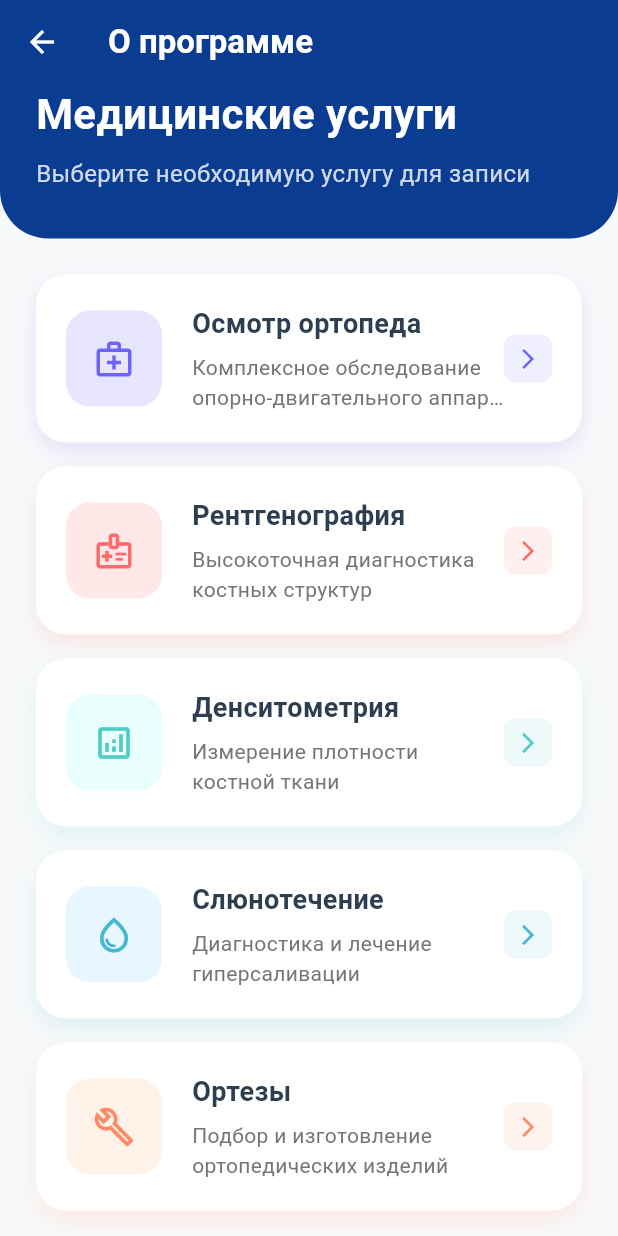
After one commit to SeVaSe/neuro_control, a Flutter app: the MenuPage screen opened directly, on a phone screen of 412 x 824 dp. The commit adds this screen. Run offline on Flutter 3.47's test engine with Material 3 defaults, Android fonts, the phone set to English and light mode, and no system bars; our stand-ins replace flutter_svg, shared_preferences, sqflite; accounts and stored records are empty; Roboto replaces fonts that are missing (Tinos, TinosBold).

Commit message:
поправил главное меню

```diff
--- a/lib/assets/data/texts/strings.dart
+++ b/lib/assets/data/texts/strings.dart
@@ -24,4 +24,6 @@ class AppStrings {
   static const String buttonStorageAboutString = 'Хранилище';
   static const String textDecriptionAboutString = 'NeuroOrto.control — умное приложение, созданное для поддержки родителей детей с ДЦП в повседневной жизни и процессе реабилитации. Оно помогает наблюдать за состоянием ребёнка, хранить медицинские документы и рентгены, получать справочную информацию, фиксировать развитие моторики и не забывать о приёмах и процедурах. Всё это делает заботу более осознанной и уверенной';
 
+  //tree
+  static const String buttonTreeString = 'Дерево диагностики';
 }
--- /dev/null
+++ b/lib/presentation/basic/menu_diagnostics.dart
@@ -0,0 +1,518 @@
+import 'package:flutter/material.dart';
+import 'package:flutter/services.dart';
+import '../../assets/colors/app_colors.dart';
+import '../../assets/data/texts/strings.dart';
+
+class MenuPage extends StatefulWidget {
+  const MenuPage({Key? key}) : super(key: key);
+
+  @override
+  State<MenuPage> createState() => _MenuPageState();
+}
+
+class _MenuPageState extends State<MenuPage> with TickerProviderStateMixin {
+  late AnimationController _animationController;
+  late Animation<double> _fadeAnimation;
+
+  @override
+  void initState() {
+    super.initState();
+    _animationController = AnimationController(
+      duration: const Duration(milliseconds: 1000),
+      vsync: this,
+    );
+    _fadeAnimation = Tween<double>(
+      begin: 0.0,
+      end: 1.0,
+    ).animate(CurvedAnimation(
+      parent: _animationController,
+      curve: Curves.easeOutCubic,
+    ));
+    _animationController.forward();
+  }
+
+  @override
+  void dispose() {
+    _animationController.dispose();
+    super.dispose();
+  }
+
+  final List<MenuItemData> menuItems = [
+    MenuItemData(
+      title: 'Осмотр ортопеда',
+      description: 'Комплексное обследование опорно-двигательного аппарата',
+      iconData: Icons.medical_services_outlined,
+      color: const Color(0xFF6C63FF),
+      lightColor: const Color(0xFFE8E6FF),
+    ),
+    MenuItemData(
+      title: 'Рентгенография',
+      description: 'Высокоточная диагностика костных структур',
+      iconData: Icons.medical_information_outlined,
+      color: const Color(0xFFFF6B6B),
+      lightColor: const Color(0xFFFFE8E8),
+    ),
+    MenuItemData(
+      title: 'Денситометрия',
+      description: 'Измерение плотности костной ткани',
+      iconData: Icons.analytics_outlined,
+      color: const Color(0xFF4ECDC4),
+      lightColor: const Color(0xFFE8FFFD),
+    ),
+    MenuItemData(
+      title: 'Слюнотечение',
+      description: 'Диагностика и лечение гиперсаливации',
+      iconData: Icons.water_drop_outlined,
+      color: const Color(0xFF45B7D1),
+      lightColor: const Color(0xFFE8F7FF),
+    ),
+    MenuItemData(
+      title: 'Ортезы',
+      description: 'Подбор и изготовление ортопедических изделий',
+      iconData: Icons.build_outlined,
+      color: const Color(0xFFFF8A65),
+      lightColor: const Color(0xFFFFF2E8),
+    ),
+  ];
+
+  @override
+  Widget build(BuildContext context) {
+    return Scaffold(
+      backgroundColor: const Color(0xFFF8F9FA),
+      appBar: AppBar(
+        backgroundColor: AppColors.primaryColor,
+        iconTheme: const IconThemeData(
+          color: AppColors.thirdColor,
+        ),
+        title: const Text(
+          AppStrings.buttonStartAboutString,
+          style: TextStyle(
+            fontWeight: FontWeight.bold,
+            fontFamily: 'TinosBold',
+            color: AppColors.thirdColor,
+          ),
+        ),
+        elevation: 0,
+        systemOverlayStyle: const SystemUiOverlayStyle(
+          statusBarColor: Colors.transparent,
+          statusBarIconBrightness: Brightness.light,
+        ),
+      ),
+      body: FadeTransition(
+        opacity: _fadeAnimation,
+        child: CustomScrollView(
+          physics: const BouncingScrollPhysics(),
+          slivers: [
+            // Header section
+            SliverToBoxAdapter(
+              child: Container(
+                decoration: BoxDecoration(
+                  color: AppColors.primaryColor,
+                  borderRadius: const BorderRadius.only(
+                    bottomLeft: Radius.circular(32),
+                    bottomRight: Radius.circular(32),
+                  ),
+                ),
+                child: Padding(
+                  padding: const EdgeInsets.fromLTRB(24, 0, 24, 32),
+                  child: Column(
+                    crossAxisAlignment: CrossAxisAlignment.start,
+                    children: [
+                      Text(
+                        'Медицинские услуги',
+                        style: TextStyle(
+                          fontSize: 28,
+                          fontWeight: FontWeight.bold,
+                          color: AppColors.thirdColor,
+                          fontFamily: 'TinosBold',
+                        ),
+                      ),
+                      const SizedBox(height: 8),
+                      Text(
+                        'Выберите необходимую услугу для записи',
+                        style: TextStyle(
+                          fontSize: 16,
+                          color: AppColors.thirdColor.withOpacity(0.8),
+                          fontWeight: FontWeight.w400,
+                        ),
+                      ),
+                    ],
+                  ),
+                ),
+              ),
+            ),
+
+            // Menu items
+            SliverPadding(
+              padding: const EdgeInsets.all(24.0),
+              sliver: SliverList(
+                delegate: SliverChildBuilderDelegate(
+                      (context, index) {
+                    return AnimatedBuilder(
+                      animation: _animationController,
+                      builder: (context, child) {
+                        final slideAnimation = Tween<Offset>(
+                          begin: const Offset(0, 0.3),
+                          end: Offset.zero,
+                        ).animate(CurvedAnimation(
+                          parent: _animationController,
+                          curve: Interval(
+                            index * 0.1,
+                            0.7 + (index * 0.1),
+                            curve: Curves.easeOutCubic,
+                          ),
+                        ));
+
+                        final opacityAnimation = Tween<double>(
+                          begin: 0.0,
+                          end: 1.0,
+                        ).animate(CurvedAnimation(
+                          parent: _animationController,
+                          curve: Interval(
+                            index * 0.1,
+                            0.7 + (index * 0.1),
+                            curve: Curves.easeOut,
+                          ),
+                        ));
+
+                        return SlideTransition(
+                          position: slideAnimation,
+                          child: FadeTransition(
+                            opacity: opacityAnimation,
+                            child: Padding(
+                              padding: const EdgeInsets.only(bottom: 16.0),
+                              child: MenuCard(
+                                item: menuItems[index],
+                                onTap: () => _navigateToPage(context, menuItems[index]),
+                              ),
+                            ),
+                          ),
+                        );
+                      },
+                    );
+                  },
+                  childCount: menuItems.length,
+                ),
+              ),
+            ),
+          ],
+        ),
+      ),
+    );
+  }
+
+  void _navigateToPage(BuildContext context, MenuItemData item) {
+    if (!mounted) return; // Проверяем, что виджет все еще активен
+
+    Navigator.push(
+      context,
+      PageRouteBuilder(
+        pageBuilder: (context, animation, secondaryAnimation) =>
+            PlaceholderPage(item: item),
+        transitionsBuilder: (context, animation, secondaryAnimation, child) {
+          const begin = Offset(1.0, 0.0);
+          const end = Offset.zero;
+          const curve = Curves.easeInOutCubic;
+
+          var tween = Tween(begin: begin, end: end).chain(
+            CurveTween(curve: curve),
+          );
+
+          return SlideTransition(
+            position: animation.drive(tween),
+            child: FadeTransition(
+              opacity: animation,
+              child: child,
+            ),
+          );
+        },
+        transitionDuration: const Duration(milliseconds: 300),
+      ),
+    );
+  }
+}
+
+class MenuCard extends StatefulWidget {
+  final MenuItemData item;
+  final VoidCallback onTap;
+
+  const MenuCard({
+    Key? key,
+    required this.item,
+    required this.onTap,
+  }) : super(key: key);
+
+  @override
+  State<MenuCard> createState() => _MenuCardState();
+}
+
+class _MenuCardState extends State<MenuCard> {
+  bool _isPressed = false;
+
+  @override
+  Widget build(BuildContext context) {
+    return GestureDetector(
+      onTapDown: (_) {
+        if (mounted) {
+          setState(() => _isPressed = true);
+        }
+      },
+      onTapUp: (_) {
+        if (mounted) {
+          setState(() => _isPressed = false);
+          widget.onTap();
+        }
+      },
+      onTapCancel: () {
+        if (mounted) {
+          setState(() => _isPressed = false);
+        }
+      },
+      child: AnimatedContainer(
+        duration: const Duration(milliseconds: 150),
+        curve: Curves.easeInOut,
+        transform: Matrix4.identity()
+          ..scale(_isPressed ? 0.98 : 1.0),
+        child: Container(
+          decoration: BoxDecoration(
+            color: Colors.white,
+            borderRadius: BorderRadius.circular(20),
+            boxShadow: [
+              BoxShadow(
+                color: widget.item.color.withOpacity(0.15),
+                blurRadius: _isPressed ? 8 : 12,
+                offset: Offset(0, _isPressed ? 2 : 6),
+              ),
+            ],
+          ),
+          child: Padding(
+            padding: const EdgeInsets.all(20.0),
+            child: Row(
+              children: [
+                // Icon container
+                Container(
+                  width: 64,
+                  height: 64,
+                  decoration: BoxDecoration(
+                    color: widget.item.lightColor,
+                    borderRadius: BorderRadius.circular(16),
+                  ),
+                  child: Icon(
+                    widget.item.iconData,
+                    size: 28,
+                    color: widget.item.color,
+                  ),
+                ),
+                const SizedBox(width: 20),
+
+                // Text content
+                Expanded(
+                  child: Column(
+                    crossAxisAlignment: CrossAxisAlignment.start,
+                    children: [
+                      Text(
+                        widget.item.title,
+                        style: const TextStyle(
+                          fontSize: 18,
+                          fontWeight: FontWeight.bold,
+                          color: Color(0xFF2C3E50),
+                          fontFamily: 'TinosBold',
+                        ),
+                      ),
+                      const SizedBox(height: 6),
+                      Text(
+                        widget.item.description,
+                        style: TextStyle(
+                          fontSize: 14,
+                          color: Colors.grey[600],
+                          height: 1.4,
+                        ),
+                        maxLines: 2,
+                        overflow: TextOverflow.ellipsis,
+                      ),
+                    ],
+                  ),
+                ),
+
+                // Arrow icon
+                Container(
+                  width: 32,
+                  height: 32,
+                  decoration: BoxDecoration(
+                    color: widget.item.color.withOpacity(0.1),
+                    borderRadius: BorderRadius.circular(8),
+                  ),
+                  child: Icon(
+                    Icons.arrow_forward_ios,
+                    size: 16,
+                    color: widget.item.color,
+                  ),
+                ),
+              ],
+            ),
+          ),
+        ),
+      ),
+    );
+  }
+}
+
+class MenuItemData {
+  final String title;
+  final String description;
+  final IconData iconData;
+  final Color color;
+  final Color lightColor;
+
+  MenuItemData({
+    required this.title,
+    required this.description,
+    required this.iconData,
+    required this.color,
+    required this.lightColor,
+  });
+}
+
+// Заглушка для страниц
+class PlaceholderPage extends StatelessWidget {
+  final MenuItemData item;
+
+  const PlaceholderPage({Key? key, required this.item}) : super(key: key);
+
+  @override
+  Widget build(BuildContext context) {
+    return Scaffold(
+      backgroundColor: const Color(0xFFF8F9FA),
+      appBar: AppBar(
+        backgroundColor: item.color,
+        iconTheme: const IconThemeData(
+          color: Colors.white,
+        ),
+        title: Text(
+          item.title,
+          style: const TextStyle(
+            fontWeight: FontWeight.bold,
+            fontFamily: 'TinosBold',
+            color: Colors.white,
+          ),
+        ),
+        elevation: 0,
+      ),
+      body: SingleChildScrollView(
+        padding: const EdgeInsets.all(24.0),
+        child: Column(
+          children: [
+            // Hero section
+            Container(
+              width: double.infinity,
+              decoration: BoxDecoration(
+                color: Colors.white,
+                borderRadius: BorderRadius.circular(20),
+                boxShadow: [
+                  BoxShadow(
+                    color: item.color.withOpacity(0.15),
+                    blurRadius: 20,
+                    offset: const Offset(0, 10),
+                  ),
+                ],
+              ),
+              child: Padding(
+                padding: const EdgeInsets.all(32.0),
+                child: Column(
+                  children: [
+                    Container(
+                      width: 100,
+                      height: 100,
+                      decoration: BoxDecoration(
+                        color: item.lightColor,
+                        borderRadius: BorderRadius.circular(24),
+                      ),
+                      child: Icon(
+                        item.iconData,
+                        size: 48,
+                        color: item.color,
+                      ),
+                    ),
+                    const SizedBox(height: 24),
+                    Text(
+                      item.title,
+                      style: const TextStyle(
+                        fontSize: 28,
+                        fontWeight: FontWeight.bold,
+                        fontFamily: 'TinosBold',
+                        color: Color(0xFF2C3E50),
+                      ),
+                      textAlign: TextAlign.center,
+                    ),
+                    const SizedBox(height: 12),
+                    Text(
+                      item.description,
+                      style: TextStyle(
+                        fontSize: 16,
+                        color: Colors.grey[600],
+                        height: 1.5,
+                      ),
+                      textAlign: TextAlign.center,
+                    ),
+                  ],
+                ),
+              ),
+            ),
+
+            const SizedBox(height: 32),
+
+            // Status card
+            Container(
+              width: double.infinity,
+              decoration: BoxDecoration(
+                color: Colors.white,
+                borderRadius: BorderRadius.circular(16),
+                border: Border.all(
+                  color: item.color.withOpacity(0.2),
+                  width: 1,
+                ),
+              ),
+              child: Padding(
+                padding: const EdgeInsets.all(24.0),
+                child: Column(
+                  children: [
+                    Container(
+                      padding: const EdgeInsets.symmetric(
+                        horizontal: 16,
+                        vertical: 8,
+                      ),
+                      decoration: BoxDecoration(
+                        color: item.lightColor,
+                        borderRadius: BorderRadius.circular(20),
+                      ),
+                      child: Text(
+                        'В разработке',
+                        style: TextStyle(
+                          fontSize: 14,
+                          fontWeight: FontWeight.w600,
+                          color: item.color,
+                        ),
+                      ),
+                    ),
+                    const SizedBox(height: 16),
+                    Text(
+                      'Данный раздел находится в стадии разработки. Скоро здесь появится полная функциональность для работы с услугой "${item.title}".',
+                      style: TextStyle(
+                        fontSize: 16,
+                        color: Colors.grey[600],
+                        height: 1.5,
+                      ),
+                      textAlign: TextAlign.center,
+                    ),
+                  ],
+                ),
+              ),
+            ),
+          ],
+        ),
+      ),
+    );
+  }
+}
+
+// Добавим импорт для SystemUiOverlayStyle
--- a/pubspec.yaml
+++ b/pubspec.yaml
@@ -38,6 +38,7 @@ dependencies:
   flutter_svg: ^2.0.16
   shared_preferences: ^2.0.15
   url_launcher: ^6.3.1
+  graphview: ^1.1.3
 
   # The following adds the Cupertino Icons font to your application.
   # Use with the CupertinoIcons class for iOS style icons.
```
Also changed, not shown: lib/presentation/basic/home_screen.dart (+8 -2 lines), lib/assets/svg/tree_icon.svg, pubspec.lock.
